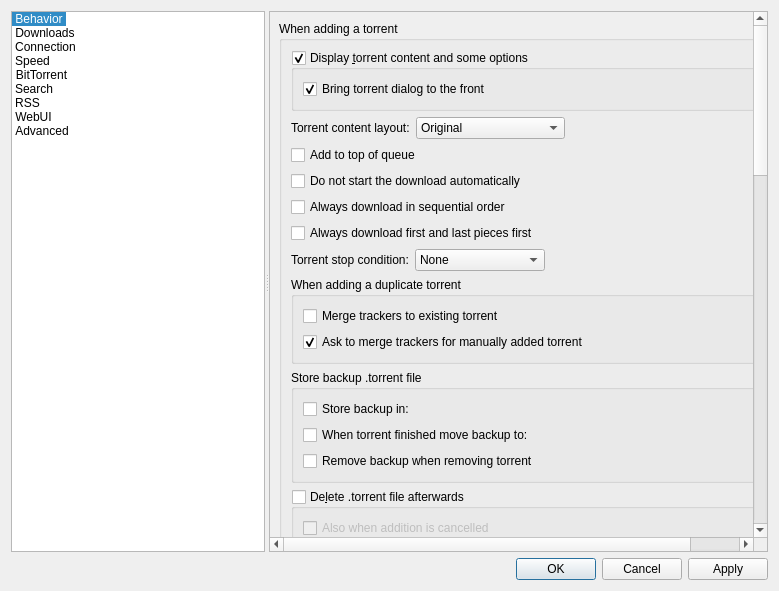
Above: src/gui/optionsdialog.ui from BoKu/Bitarr before the change. Below: the same form after it.
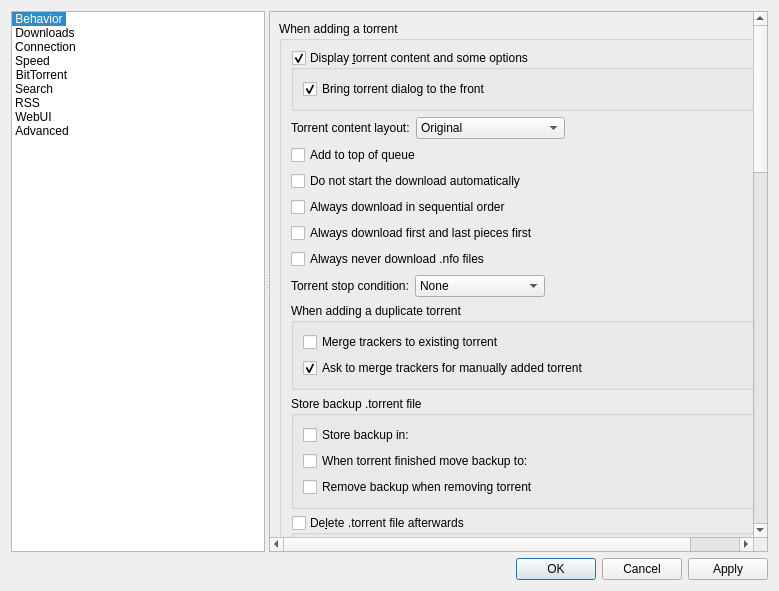
That is the form after the change. The open tabs and pages were chosen to show the change. Icons and pictures are not drawn. Custom widgets are drawn as their Qt base class.

Commit message: Add option to never download .nfo files

Diff of the .ui file:
```diff
--- a/src/gui/optionsdialog.ui
+++ b/src/gui/optionsdialog.ui
@@ -1096,6 +1096,16 @@
                  </property>
                 </widget>
                </item>
+               <item>
+                <widget class="QCheckBox" name="checkNeverNfo">
+                 <property name="toolTip">
+                  <string>.nfo files will never be downloaded</string>
+                 </property>
+                 <property name="text">
+                  <string>Always never download .nfo files</string>
+                 </property>
+                </widget>
+               </item>
                <item>
                 <layout class="QHBoxLayout" name="stopConditionLayout">
                  <item>
```
The commit also changes 11 other files.
